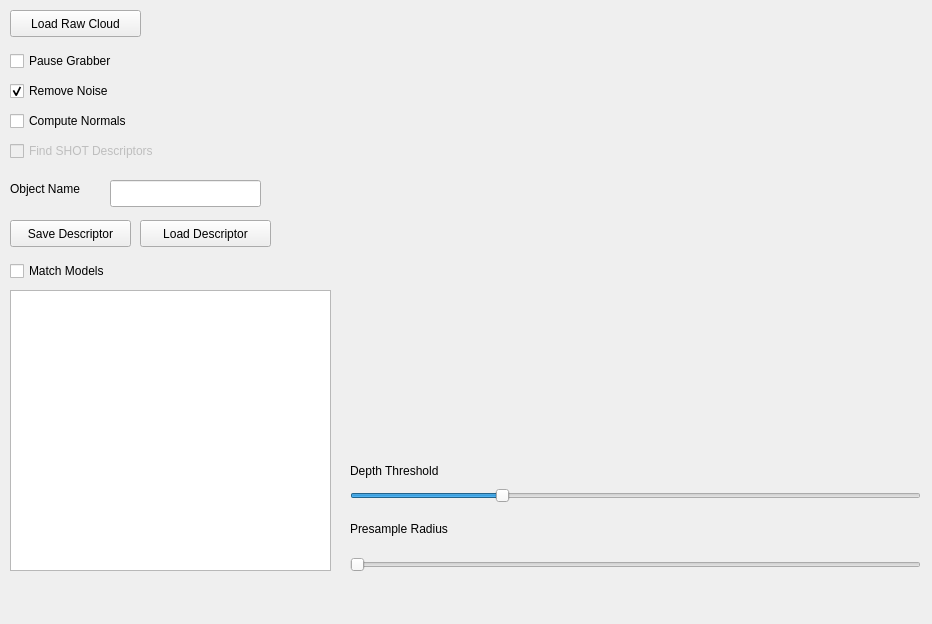
Above: kpoApp.ui from jbeuckm/kinect_pcl_osc_qt before the change. Below: the same form after it.
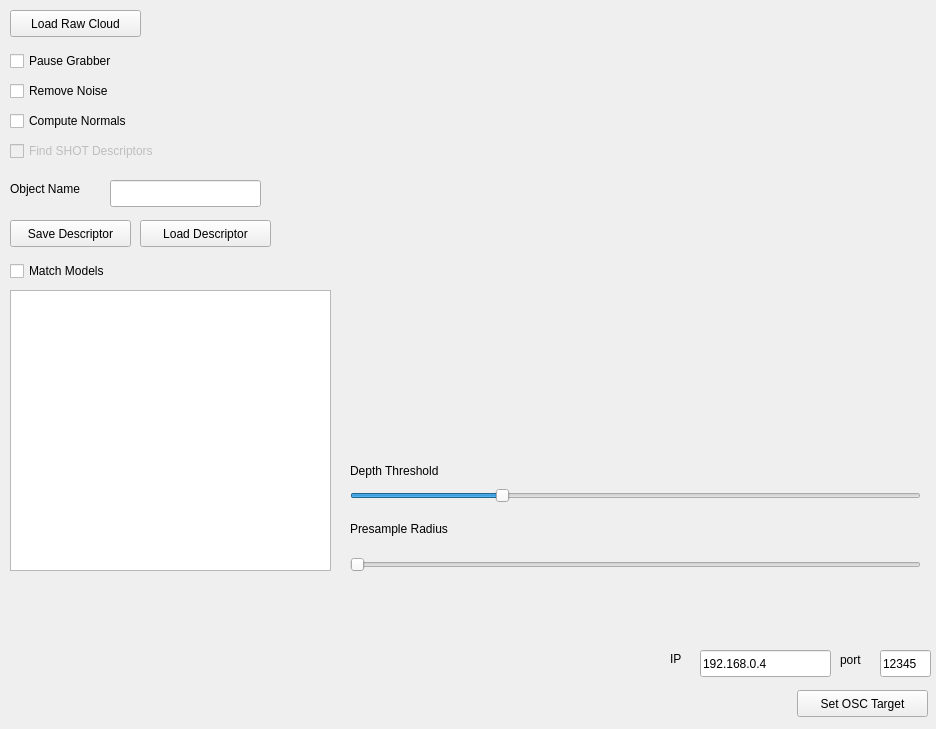
That is the form after the change. Custom widgets are drawn as their Qt base class.

```diff
--- a/kpoApp.ui
+++ b/kpoApp.ui
@@ -6,8 +6,8 @@
    <rect>
     <x>0</x>
     <y>0</y>
-    <width>932</width>
-    <height>624</height>
+    <width>936</width>
+    <height>729</height>
    </rect>
   </property>
   <property name="sizePolicy">
@@ -273,7 +273,72 @@
      <string>Remove Noise</string>
     </property>
     <property name="checked">
-     <bool>true</bool>
+     <bool>false</bool>
+    </property>
+   </widget>
+   <widget class="QLineEdit" name="ipTextInput">
+    <property name="geometry">
+     <rect>
+      <x>700</x>
+      <y>650</y>
+      <width>131</width>
+      <height>27</height>
+     </rect>
+    </property>
+    <property name="text">
+     <string>192.168.0.4</string>
+    </property>
+   </widget>
+   <widget class="QLabel" name="label_4">
+    <property name="geometry">
+     <rect>
+      <x>670</x>
+      <y>650</y>
+      <width>21</width>
+      <height>17</height>
+     </rect>
+    </property>
+    <property name="text">
+     <string>IP</string>
+    </property>
+   </widget>
+   <widget class="QLabel" name="label_5">
+    <property name="geometry">
+     <rect>
+      <x>840</x>
+      <y>650</y>
+      <width>31</width>
+      <height>20</height>
+     </rect>
+    </property>
+    <property name="text">
+     <string>port</string>
+    </property>
+   </widget>
+   <widget class="QLineEdit" name="portTextInput">
+    <property name="geometry">
+     <rect>
+      <x>880</x>
+      <y>650</y>
+      <width>51</width>
+      <height>27</height>
+     </rect>
+    </property>
+    <property name="text">
+     <string>12345</string>
+    </property>
+   </widget>
+   <widget class="QPushButton" name="setOscTargetButton">
+    <property name="geometry">
+     <rect>
+      <x>797</x>
+      <y>690</y>
+      <width>131</width>
+      <height>27</height>
+     </rect>
+    </property>
+    <property name="text">
+     <string>Set OSC Target</string>
     </property>
    </widget>
   </widget>
```
